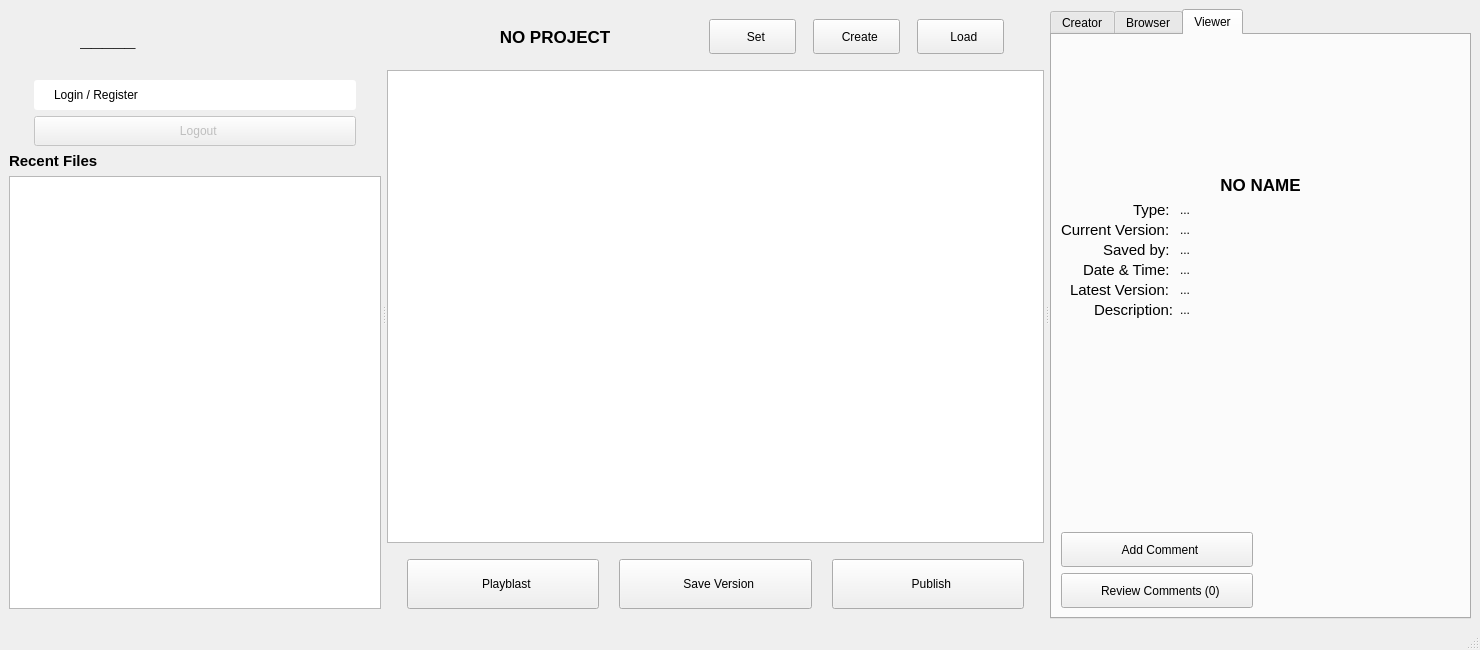
Old version of the form ui/sewersUI.ui in the repository ElioMolinaroo/sewers_pipelineManager.
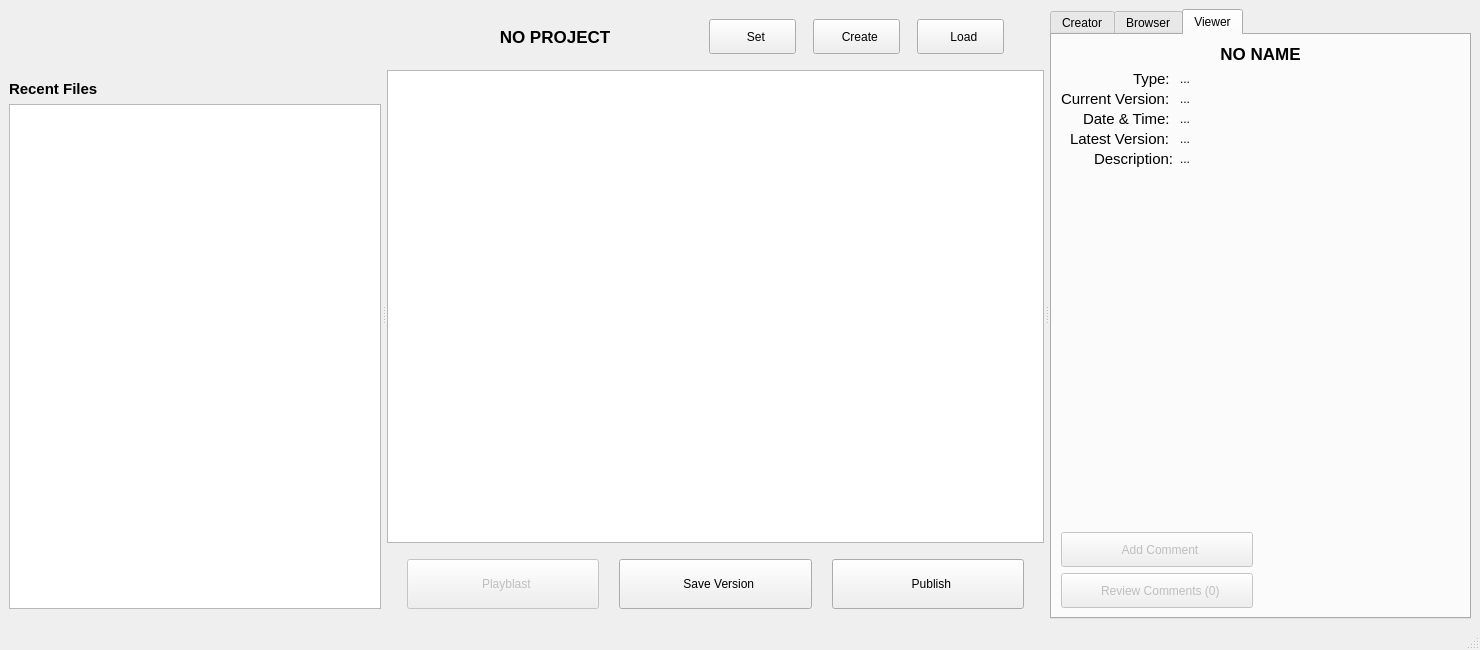
New version of the form. The open tabs and pages were chosen to show the change. Icons and pictures are not drawn.

The edit to the form file:
```diff
--- a/ui/sewersUI.ui
+++ b/ui/sewersUI.ui
@@ -56,118 +56,6 @@
           <property name="rightMargin">
            <number>25</number>
           </property>
-          <item row="4" column="0" colspan="3">
-           <widget class="QComboBox" name="loginButton">
-            <property name="minimumSize">
-             <size>
-              <width>0</width>
-              <height>30</height>
-             </size>
-            </property>
-            <property name="layoutDirection">
-             <enum>Qt::LeftToRight</enum>
-            </property>
-            <property name="styleSheet">
-             <string notr="true">QComboBox {
-
-    border-radius: 3px;
-    padding: 2px;
-    padding-left: 20px; /* Adjust the padding to accommodate the space for the icon */
-    selection-background-color: lightgray;
-}
-
-QComboBox::drop-down {
-    width: 0px;
-}
-
-QComboBox::down-arrow {
-    image: none;
-    width: 0px;
-    height: 0px;
-}
-
-QComboBox QAbstractItemView {
-    padding: 2px;
-    text-align: center; /* Center-align the text */
-}
-
-QComboBox::indicator {
-    subcontrol-origin: padding;
-    subcontrol-position: left;
-    left: 2px; /* Adjust the left position as needed */
-    width: 16px;
-    height: 16px;
-}
-
-QComboBox::indicator:editable {
-    image: url(icons/logIn.png); /* Replace with your own icon image path */
-}
-</string>
-            </property>
-            <property name="editable">
-             <bool>false</bool>
-            </property>
-            <property name="insertPolicy">
-             <enum>QComboBox::InsertAtBottom</enum>
-            </property>
-            <property name="frame">
-             <bool>true</bool>
-            </property>
-            <item>
-             <property name="text">
-              <string>Login / Register</string>
-             </property>
-            </item>
-            <item>
-             <property name="text">
-              <string>Login</string>
-             </property>
-            </item>
-            <item>
-             <property name="text">
-              <string>Register</string>
-             </property>
-            </item>
-           </widget>
-          </item>
-          <item row="5" column="0" colspan="3">
-           <widget class="QPushButton" name="logoutButton">
-            <property name="enabled">
-             <bool>false</bool>
-            </property>
-            <property name="sizePolicy">
-             <sizepolicy hsizetype="Minimum" vsizetype="Fixed">
-              <horstretch>0</horstretch>
-              <verstretch>0</verstretch>
-             </sizepolicy>
-            </property>
-            <property name="minimumSize">
-             <size>
-              <width>0</width>
-              <height>30</height>
-             </size>
-            </property>
-            <property name="maximumSize">
-             <size>
-              <width>16777215</width>
-              <height>16777215</height>
-             </size>
-            </property>
-            <property name="text">
-             <string>  Logout</string>
-            </property>
-            <property name="icon">
-             <iconset>
-              <normaloff>../icons/logOut.png</normaloff>../icons/logOut.png</iconset>
-            </property>
-            <property name="iconSize">
-             <size>
-              <width>20</width>
-              <height>16</height>
-             </size>
-            </property>
-           </widget>
-          </item>
           <item row="2" column="0">
            <widget class="QPushButton" name="userIcon">
             <property name="minimumSize">
@@ -216,29 +104,6 @@
             </property>
            </spacer>
           </item>
-          <item row="2" column="1" colspan="2">
-           <widget class="QLabel" name="usernameLabel">
-            <property name="maximumSize">
-             <size>
-              <width>175</width>
-              <height>16777215</height>
-             </size>
-            </property>
-            <property name="font">
-             <font>
-              <family>Segoe UI</family>
-              <pointsize>15</pointsize>
-              <bold>true</bold>
-             </font>
-            </property>
-            <property name="text">
-             <string>_____</string>
-            </property>
-            <property name="alignment">
-             <set>Qt::AlignLeading|Qt::AlignLeft|Qt::AlignVCenter</set>
-            </property>
-           </widget>
-          </item>
          </layout>
         </item>
         <item>
@@ -246,6 +111,7 @@
           <property name="font">
            <font>
             <pointsize>11</pointsize>
+            <weight>75</weight>
             <bold>true</bold>
            </font>
           </property>
@@ -400,6 +266,9 @@
           </property>
           <item>
            <widget class="QPushButton" name="playblastButton">
+            <property name="enabled">
+             <bool>false</bool>
+            </property>
             <property name="sizePolicy">
              <sizepolicy hsizetype="Minimum" vsizetype="Preferred">
               <horstretch>0</horstretch>
@@ -1259,50 +1128,13 @@
         <attribute name="title">
          <string>Viewer</string>
         </attribute>
-        <layout class="QVBoxLayout" name="verticalLayout" stretch="0,0,1,0,0">
-         <item>
-          <widget class="QPushButton" name="assetIconButton">
-           <property name="minimumSize">
-            <size>
-             <width>0</width>
-             <height>125</height>
-            </size>
-           </property>
-           <property name="maximumSize">
-            <size>
-             <width>125</width>
-             <height>125</height>
-            </size>
-           </property>
-           <property name="styleSheet">
-            <string notr="true">QPushButton {
-    background-color: transparent;
-    border: none;
-}</string>
-           </property>
-           <property name="text">
-            <string/>
-           </property>
-           <property name="icon">
-            <iconset>
-             <normaloff>../icons/takeSnapshotButton.png</normaloff>../icons/takeSnapshotButton.png</iconset>
-           </property>
-           <property name="iconSize">
-            <size>
-             <width>125</width>
-             <height>125</height>
-            </size>
-           </property>
-           <property name="autoRepeat">
-            <bool>false</bool>
-           </property>
-          </widget>
-         </item>
+        <layout class="QVBoxLayout" name="verticalLayout" stretch="0,1,0,0">
          <item>
           <widget class="QLabel" name="assetNameLabel">
            <property name="font">
             <font>
              <pointsize>13</pointsize>
+             <weight>75</weight>
              <bold>true</bold>
             </font>
            </property>
@@ -1379,28 +1211,6 @@
             </widget>
            </item>
            <item row="2" column="0">
-            <widget class="QLabel" name="savedByLabel">
-             <property name="font">
-              <font>
-               <pointsize>11</pointsize>
-              </font>
-             </property>
-             <property name="text">
-              <string>Saved by: </string>
-             </property>
-            </widget>
-           </item>
-           <item row="2" column="1">
-            <widget class="QLabel" name="savedByAnswerLabel">
-             <property name="text">
-              <string>...</string>
-             </property>
-             <property name="alignment">
-              <set>Qt::AlignLeading|Qt::AlignLeft|Qt::AlignVCenter</set>
-             </property>
-            </widget>
-           </item>
-           <item row="3" column="0">
             <widget class="QLabel" name="timeLabel">
              <property name="font">
               <font>
@@ -1412,7 +1222,7 @@
              </property>
             </widget>
            </item>
-           <item row="3" column="1">
+           <item row="2" column="1">
             <widget class="QLabel" name="timeAnswerLabel">
              <property name="text">
               <string>...</string>
@@ -1422,7 +1232,7 @@
              </property>
             </widget>
            </item>
-           <item row="4" column="0">
+           <item row="3" column="0">
             <widget class="QLabel" name="latestVersionLabel">
              <property name="font">
               <font>
@@ -1434,7 +1244,7 @@
              </property>
             </widget>
            </item>
-           <item row="4" column="1">
+           <item row="3" column="1">
             <widget class="QLabel" name="latestVersionAnswerLabel">
              <property name="text">
               <string>...</string>
@@ -1444,7 +1254,7 @@
              </property>
             </widget>
            </item>
-           <item row="5" column="0">
+           <item row="4" column="0">
             <widget class="QLabel" name="descriptionLabel">
              <property name="sizePolicy">
               <sizepolicy hsizetype="Preferred" vsizetype="Preferred">
@@ -1477,7 +1287,7 @@
              </property>
             </widget>
            </item>
-           <item row="5" column="1">
+           <item row="4" column="1">
             <widget class="QLabel" name="descriptionAnswerLabel">
              <property name="text">
               <string>...</string>
@@ -1491,6 +1301,9 @@
          </item>
          <item>
           <widget class="QPushButton" name="addCommentButton">
+           <property name="enabled">
+            <bool>false</bool>
+           </property>
            <property name="sizePolicy">
             <sizepolicy hsizetype="MinimumExpanding" vsizetype="MinimumExpanding">
              <horstretch>0</horstretch>
@@ -1516,10 +1329,16 @@
             <iconset>
              <normaloff>../icons/addComment.png</normaloff>../icons/addComment.png</iconset>
            </property>
+           <property name="default">
+            <bool>false</bool>
+           </property>
           </widget>
          </item>
          <item>
           <widget class="QPushButton" name="reviewCommentsButton">
+           <property name="enabled">
+            <bool>false</bool>
+           </property>
            <property name="sizePolicy">
             <sizepolicy hsizetype="MinimumExpanding" vsizetype="MinimumExpanding">
              <horstretch>0</horstretch>
```
Left out of the diff: 18 changed lines with no effect on the pictures.
